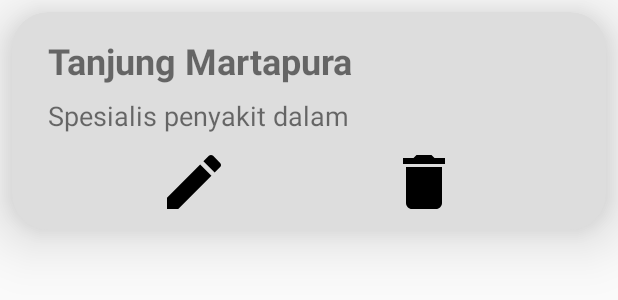
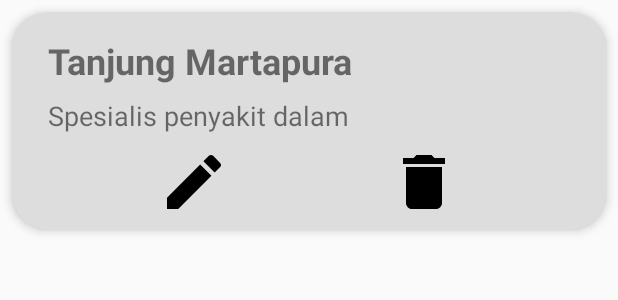
Before and after one commit to calvintd/KlinikKita, an Android app: the layout item_klinik_kelola_dokter.xml on its own in the app's theme, with its tools: preview values and no code run, on a phone screen of 412 x 824 dp. Shown: the top 300 px of the screen. Run offline under Robolectric (Android 15) with nearby library versions, the phone set to English and light mode, and no system bars.

Commit message:
pengurangan elevation cardView

```diff
--- a/app/src/main/res/layout/item_klinik_kelola_dokter.xml
+++ b/app/src/main/res/layout/item_klinik_kelola_dokter.xml
@@ -8,7 +8,7 @@
     android:layout_margin="8dp"
     app:cardBackgroundColor="#DDDDDD"
     app:cardCornerRadius="24dp"
-    app:cardElevation="24dp"
+    app:cardElevation="4dp"
     app:contentPadding="8dp">
 
     <androidx.constraintlayout.widget.ConstraintLayout
--- a/app/src/main/res/layout/item_klinik_kelola_pendaftaran.xml
+++ b/app/src/main/res/layout/item_klinik_kelola_pendaftaran.xml
@@ -7,7 +7,7 @@
     android:layout_margin="8dp"
     app:cardBackgroundColor="#DDDDDD"
     app:cardCornerRadius="24dp"
-    app:cardElevation="24dp"
+    app:cardElevation="4dp"
     app:contentPadding="8dp">
 
     <androidx.constraintlayout.widget.ConstraintLayout
--- a/app/src/main/res/layout/item_klinik_riwayat_pemeriksaan.xml
+++ b/app/src/main/res/layout/item_klinik_riwayat_pemeriksaan.xml
@@ -7,7 +7,7 @@
     android:layout_margin="8dp"
     app:cardBackgroundColor="#DDDDDD"
     app:cardCornerRadius="24dp"
-    app:cardElevation="24dp"
+    app:cardElevation="4dp"
     app:contentPadding="8dp">
 
     <androidx.constraintlayout.widget.ConstraintLayout
--- a/app/src/main/res/layout/item_pasien_cek_pendaftaran.xml
+++ b/app/src/main/res/layout/item_pasien_cek_pendaftaran.xml
@@ -7,7 +7,7 @@
     android:layout_margin="8dp"
     app:cardBackgroundColor="#DDDDDD"
     app:cardCornerRadius="24dp"
-    app:cardElevation="24dp"
+    app:cardElevation="4dp"
     app:contentPadding="8dp">
 
     <androidx.constraintlayout.widget.ConstraintLayout
--- a/app/src/main/res/layout/item_pasien_pencarian_dokter.xml
+++ b/app/src/main/res/layout/item_pasien_pencarian_dokter.xml
@@ -7,7 +7,7 @@
     android:layout_margin="8dp"
     app:cardBackgroundColor="#DDDDDD"
     app:cardCornerRadius="24dp"
-    app:cardElevation="24dp"
+    app:cardElevation="4dp"
     app:contentPadding="8dp">
 
     <androidx.constraintlayout.widget.ConstraintLayout
--- a/app/src/main/res/layout/item_pasien_pencarian_klinik.xml
+++ b/app/src/main/res/layout/item_pasien_pencarian_klinik.xml
@@ -7,7 +7,7 @@
     android:layout_margin="8dp"
     app:cardBackgroundColor="#DDDDDD"
     app:cardCornerRadius="24dp"
-    app:cardElevation="24dp"
+    app:cardElevation="4dp"
     app:contentPadding="8dp">
 
     <androidx.constraintlayout.widget.ConstraintLayout
--- a/app/src/main/res/layout/item_pasien_riwayat_pemeriksaan.xml
+++ b/app/src/main/res/layout/item_pasien_riwayat_pemeriksaan.xml
@@ -7,7 +7,7 @@
     android:layout_margin="8dp"
     app:cardBackgroundColor="#DDDDDD"
     app:cardCornerRadius="24dp"
-    app:cardElevation="24dp"
+    app:cardElevation="4dp"
     app:contentPadding="8dp">
 
     <androidx.constraintlayout.widget.ConstraintLayout
```
